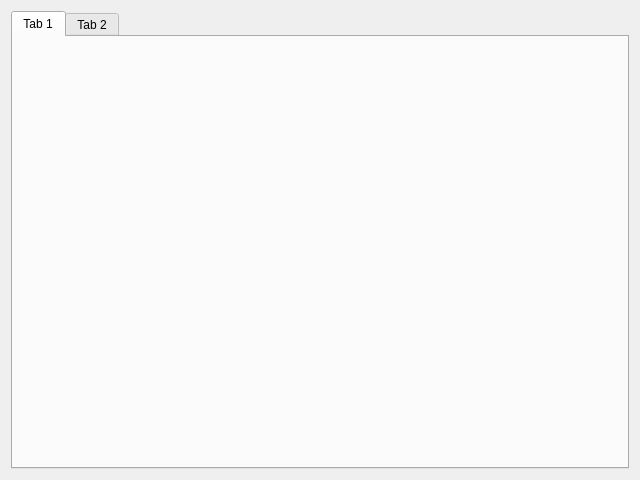
Above: browser.ui from samnazarko/osmc-browser before the change. Below: the same form after it.
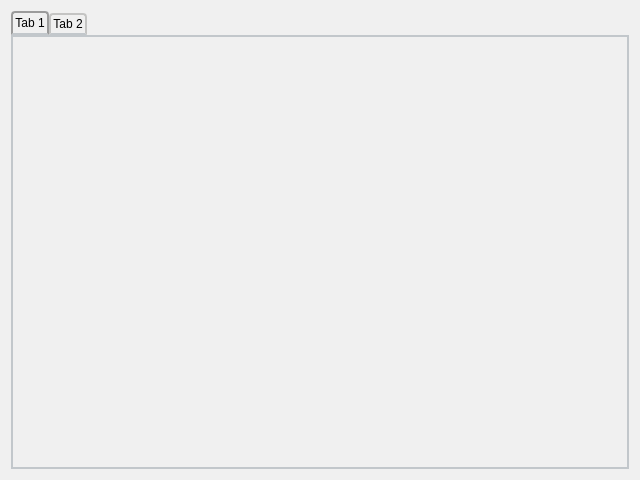
That is the form after the change.

```diff
--- a/browser.ui
+++ b/browser.ui
@@ -13,10 +13,52 @@
   <property name="windowTitle">
    <string>browser</string>
   </property>
+  <property name="styleSheet">
+   <string notr="true">background: rgb(240, 240, 240);
+</string>
+  </property>
   <widget class="QWidget" name="centralWidget">
    <layout class="QVBoxLayout" name="verticalLayout">
     <item>
      <widget class="QTabWidget" name="tabWidget">
+      <property name="styleSheet">
+       <string notr="true">QTabWidget::pane { /* The tab widget frame */
+    border: 2px solid #C2C7CB;
+}
+
+QTabWidget::tab-bar {
+	alignment: center;
+}
+
+/* Style the tab using the tab sub-control. Note that
+    it reads QTabBar _not_ QTabWidget */
+QTabBar::tab {
+    background: qlineargradient(x1: 0, y1: 0, x2: 0, y2: 1,
+                                stop: 0 #E1E1E1, stop: 0.4 #DDDDDD,
+                                stop: 0.5 #D8D8D8, stop: 1.0 #D3D3D3);
+    border: 2px solid #C4C4C3;
+    border-bottom-color: #C2C7CB; /* same as the pane color */
+    border-top-left-radius: 4px;
+    border-top-right-radius: 4px;
+    /*min-width: 8ex;*/
+    padding: 2px;
+}
+
+QTabBar::tab:selected, QTabBar::tab:hover {
+    background: qlineargradient(x1: 0, y1: 0, x2: 0, y2: 1,
+                                stop: 0 #fafafa, stop: 0.4 #f4f4f4,
+                                stop: 0.5 #e7e7e7, stop: 1.0 #fafafa);
+}
+
+QTabBar::tab:selected {
+    border-color: #9B9B9B;
+    border-bottom-color: #C2C7CB; /* same as pane color */
+}
+
+QTabBar::tab:!selected {
+    margin-top: 2px; /* make non-selected tabs look smaller */
+}</string>
+      </property>
       <property name="currentIndex">
        <number>0</number>
       </property>
```
